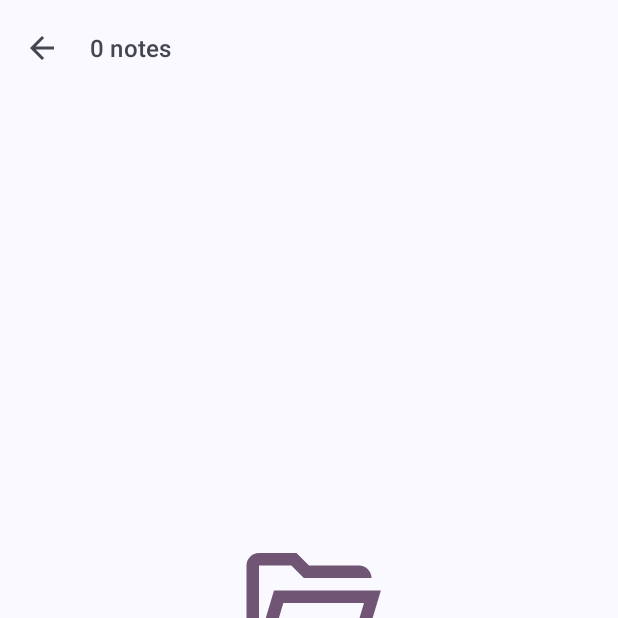
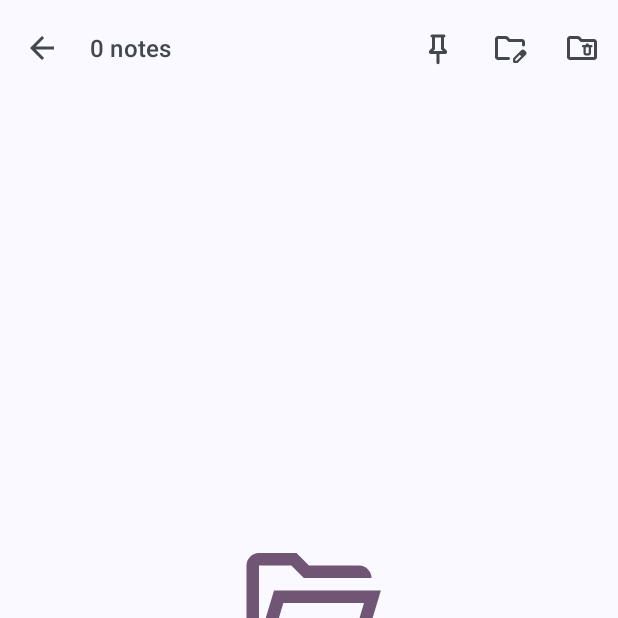
Before and after one commit to eipna/MindBin, an Android app: the NotesActivity screen opened directly, with no data from a screen before it, on a phone screen of 412 x 824 dp, the top half of it. Run offline under Robolectric (Android 15) with nearby library versions, the phone set to English and light mode, and no system bars.

Commit message:
Added menu for notes activity

```diff
--- a/app/src/main/java/com/eipna/mindbin/ui/activities/NotesActivity.java
+++ b/app/src/main/java/com/eipna/mindbin/ui/activities/NotesActivity.java
@@ -1,10 +1,14 @@
 package com.eipna.mindbin.ui.activities;
 
 import android.os.Bundle;
+import android.view.Menu;
+import android.view.MenuItem;
 
 import androidx.activity.EdgeToEdge;
+import androidx.annotation.NonNull;
 import androidx.appcompat.app.AppCompatActivity;
 
+import com.eipna.mindbin.R;
 import com.eipna.mindbin.data.Database;
 import com.eipna.mindbin.data.folder.Folder;
 import com.eipna.mindbin.databinding.ActivityNotesBinding;
@@ -43,4 +47,41 @@ public class NotesActivity extends AppCompatActivity {
 
         binding.toolbar.setTitle(nameExtra);
     }
+
+    @Override
+    public boolean onCreateOptionsMenu(Menu menu) {
+        getMenuInflater().inflate(R.menu.menu_folder, menu);
+        if (isPinnedExtra == Folder.IS_PINNED) {
+            menu.findItem(R.id.pin).setIcon(R.drawable.ic_filled_pin);
+            menu.findItem(R.id.pin).setTitle(getString(R.string.menu_unpin));
+        } else {
+            menu.findItem(R.id.pin).setIcon(R.drawable.ic_outlined_pin);
+            menu.findItem(R.id.pin).setTitle(getString(R.string.menu_pin));
+        }
+        return true;
+    }
+
+    @Override
+    public boolean onPrepareOptionsMenu(Menu menu) {
+        if (isPinnedExtra == Folder.IS_PINNED) {
+            menu.findItem(R.id.pin).setIcon(R.drawable.ic_filled_pin);
+            menu.findItem(R.id.pin).setTitle(getString(R.string.menu_unpin));
+        } else {
+            menu.findItem(R.id.pin).setIcon(R.drawable.ic_outlined_pin);
+            menu.findItem(R.id.pin).setTitle(getString(R.string.menu_pin));
+        }
+        return true;
+    }
+
+    @Override
+    public boolean onOptionsItemSelected(@NonNull MenuItem item) {
+        if (item.getItemId() == android.R.id.home) return super.onOptionsItemSelected(item);
+        if (item.getItemId() == R.id.pin) togglePin();
+        return true;
+    }
+
+    private void togglePin() {
+        isPinnedExtra = (isPinnedExtra == Folder.IS_PINNED) ? Folder.NOT_PINNED : Folder.IS_PINNED;
+        invalidateOptionsMenu();
+    }
 }
--- /dev/null
+++ b/app/src/main/res/drawable/ic_filled_pin.xml
@@ -0,0 +1,9 @@
+<vector xmlns:android="http://schemas.android.com/apk/res/android"
+    android:width="24dp"
+    android:height="24dp"
+    android:viewportWidth="960"
+    android:viewportHeight="960">
+  <path
+      android:pathData="M640,200v280l68,68q6,6 9,13.5t3,15.5v23q0,17 -11.5,28.5T680,640L520,640v234q0,17 -11.5,28.5T480,914q-17,0 -28.5,-11.5T440,874v-234L280,640q-17,0 -28.5,-11.5T240,600v-23q0,-8 3,-15.5t9,-13.5l68,-68v-280q-17,0 -28.5,-11.5T280,160q0,-17 11.5,-28.5T320,120h320q17,0 28.5,11.5T680,160q0,17 -11.5,28.5T640,200Z"
+      android:fillColor="?attr/colorOnSurfaceVariant"/>
+</vector>
--- /dev/null
+++ b/app/src/main/res/drawable/ic_folder_delete.xml
@@ -0,0 +1,9 @@
+<vector xmlns:android="http://schemas.android.com/apk/res/android"
+    android:width="24dp"
+    android:height="24dp"
+    android:viewportWidth="960"
+    android:viewportHeight="960">
+  <path
+      android:pathData="M160,800q-33,0 -56.5,-23.5T80,720v-480q0,-33 23.5,-56.5T160,160h207q16,0 30.5,6t25.5,17l57,57h320q33,0 56.5,23.5T880,320v400q0,33 -23.5,56.5T800,800L160,800ZM160,720h640v-400L447,320l-80,-80L160,240v480ZM160,720v-480,480ZM580,680h80q25,0 42.5,-17.5T720,620v-160h10q13,0 21.5,-8.5T760,430q0,-13 -8.5,-21.5T730,400h-70v-20q0,-8 -6,-14t-14,-6h-40q-8,0 -14,6t-6,14v20h-70q-13,0 -21.5,8.5T480,430q0,13 8.5,21.5T510,460h10v160q0,25 17.5,42.5T580,680ZM580,460h80v160h-80v-160Z"
+      android:fillColor="?attr/colorOnSurfaceVariant"/>
+</vector>
--- /dev/null
+++ b/app/src/main/res/drawable/ic_folder_edit.xml
@@ -0,0 +1,9 @@
+<vector xmlns:android="http://schemas.android.com/apk/res/android"
+    android:width="24dp"
+    android:height="24dp"
+    android:viewportWidth="960"
+    android:viewportHeight="960">
+  <path
+      android:pathData="M160,720v-480,480ZM160,800q-33,0 -56.5,-23.5T80,720v-480q0,-33 23.5,-56.5T160,160h207q16,0 30.5,6t25.5,17l57,57h320q33,0 56.5,23.5T880,320v80q0,17 -11.5,28.5T840,440q-17,0 -28.5,-11.5T800,400v-80L447,320l-80,-80L160,240v480h280q17,0 28.5,11.5T480,760q0,17 -11.5,28.5T440,800L160,800ZM560,840v-66q0,-8 3,-15.5t9,-13.5l209,-208q9,-9 20,-13t22,-4q12,0 23,4.5t20,13.5l37,37q8,9 12.5,20t4.5,22q0,11 -4,22.5T903,660L695,868q-6,6 -13.5,9T666,880h-66q-17,0 -28.5,-11.5T560,840ZM860,617 L823,580 860,617ZM620,820h38l121,-122 -18,-19 -19,-18 -122,121v38ZM761,679 L742,661 779,698 761,679Z"
+      android:fillColor="?attr/colorOnSurfaceVariant"/>
+</vector>
--- /dev/null
+++ b/app/src/main/res/drawable/ic_outlined_pin.xml
@@ -0,0 +1,9 @@
+<vector xmlns:android="http://schemas.android.com/apk/res/android"
+    android:width="24dp"
+    android:height="24dp"
+    android:viewportWidth="960"
+    android:viewportHeight="960">
+  <path
+      android:pathData="M640,200v280l68,68q6,6 9,13.5t3,15.5v23q0,17 -11.5,28.5T680,640L520,640v234q0,17 -11.5,28.5T480,914q-17,0 -28.5,-11.5T440,874v-234L280,640q-17,0 -28.5,-11.5T240,600v-23q0,-8 3,-15.5t9,-13.5l68,-68v-280q-17,0 -28.5,-11.5T280,160q0,-17 11.5,-28.5T320,120h320q17,0 28.5,11.5T680,160q0,17 -11.5,28.5T640,200ZM354,560h252l-46,-46v-314L400,200v314l-46,46ZM480,560Z"
+      android:fillColor="?attr/colorOnSurfaceVariant"/>
+</vector>
--- /dev/null
+++ b/app/src/main/res/menu/menu_folder.xml
@@ -0,0 +1,22 @@
+<?xml version="1.0" encoding="utf-8"?>
+<menu xmlns:android="http://schemas.android.com/apk/res/android"
+    xmlns:app="http://schemas.android.com/apk/res-auto">
+
+    <item
+        android:id="@+id/pin"
+        android:title="@string/menu_pin"
+        app:showAsAction="ifRoom"
+        android:icon="@drawable/ic_outlined_pin"/>
+
+    <item
+        android:id="@+id/edit"
+        android:title="@string/menu_edit_folder"
+        app:showAsAction="ifRoom"
+        android:icon="@drawable/ic_folder_edit"/>
+
+    <item
+        android:id="@+id/delete"
+        android:title="@string/menu_delete_folder"
+        app:showAsAction="ifRoom"
+        android:icon="@drawable/ic_folder_delete"/>
+</menu>
--- a/app/src/main/res/values/strings.xml
+++ b/app/src/main/res/values/strings.xml
@@ -14,6 +14,10 @@
     <string name="input_hint_note_title">Title</string>
     <string name="input_hint_note_content">Content</string>
 
+    <string name="menu_pin">Pin</string>
+    <string name="menu_unpin">Unpin</string>
+    <string name="menu_edit_folder">Edit</string>
+    <string name="menu_delete_folder">Delete</string>
     <string name="menu_save">Save</string>
     <string name="menu_sort">Sort By</string>
     <string name="menu_sort_title">Title</string>
```
